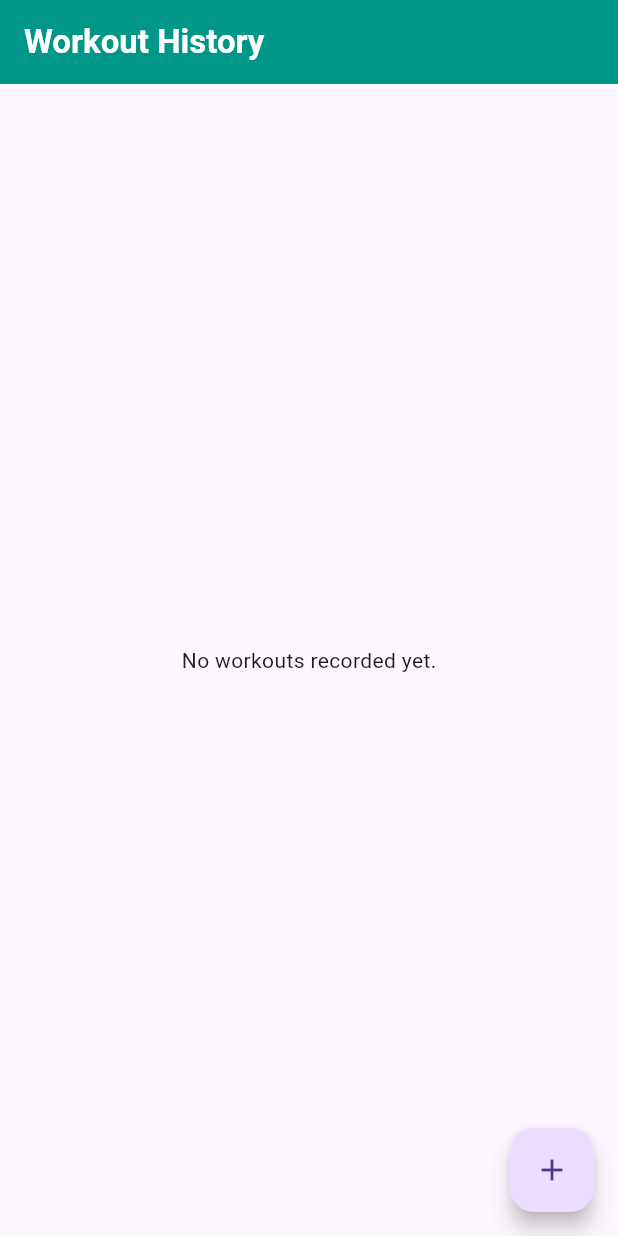
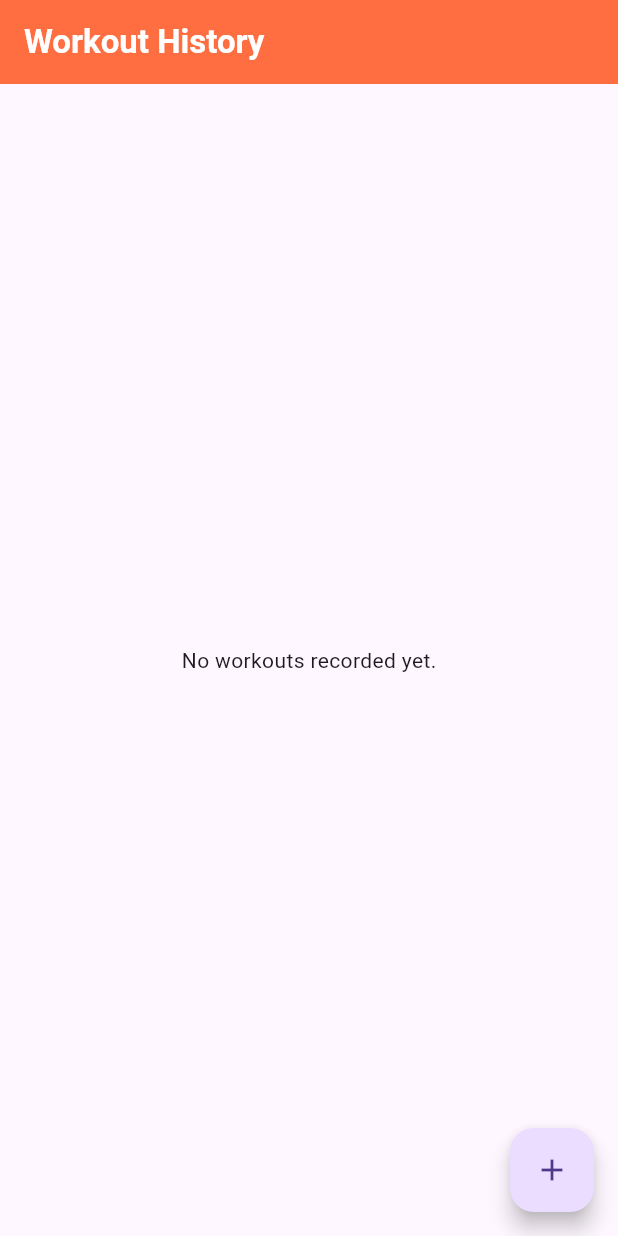
Before and after one commit to Karthikeya02/move, a Flutter app: the screen it shows after launch, on a phone screen of 412 x 824 dp. Run offline on Flutter 3.47's test engine with Material 3 defaults, Android fonts, the phone set to English and light mode, and no system bars.

Commit message:
modify some

```diff
--- a/lib/main.dart
+++ b/lib/main.dart
@@ -13,12 +13,12 @@ class MyApp extends StatelessWidget {
     return ChangeNotifierProvider(
       create: (_) => WorkoutProvider(),
       child: MaterialApp(
-        title: 'Workout Tracker',
+        title: 'Move',
         debugShowCheckedModeBanner: false,
         theme: ThemeData(
-          primarySwatch: Colors.teal,
+          primarySwatch: Colors.deepPurple,
           appBarTheme: AppBarTheme(
-            backgroundColor: Colors.teal, //AppBar teal color
+            backgroundColor: Colors.deepOrangeAccent, //AppBar teal color
             titleTextStyle: TextStyle(
               fontSize: 22,
               fontWeight: FontWeight.w600,
--- a/lib/workout_details/workout_history_page.dart
+++ b/lib/workout_details/workout_history_page.dart
@@ -3,6 +3,7 @@ import 'package:provider/provider.dart';
 import 'package:move/workout_details/workout_recording_page.dart';
 import '../main.dart';
 import '../models/workout_model.dart'; // Workout model class
+
 
 
 class WorkoutHistoryPage extends StatelessWidget {
@@ -21,7 +22,7 @@ class WorkoutHistoryPage extends StatelessWidget {
         itemBuilder: (context, index) {
           final workout = workouts[index];
           return ListTile(
-            title: Text(workout.date),
+            title: Text((workout.date)),
             subtitle: Text('Total Exercises: ${workout.exercises.length}'),
             onTap: () {
               Navigator.push(
```
Also changed, not shown: lib/models/workout_plan.dart (deleted, +0 -31 lines).
